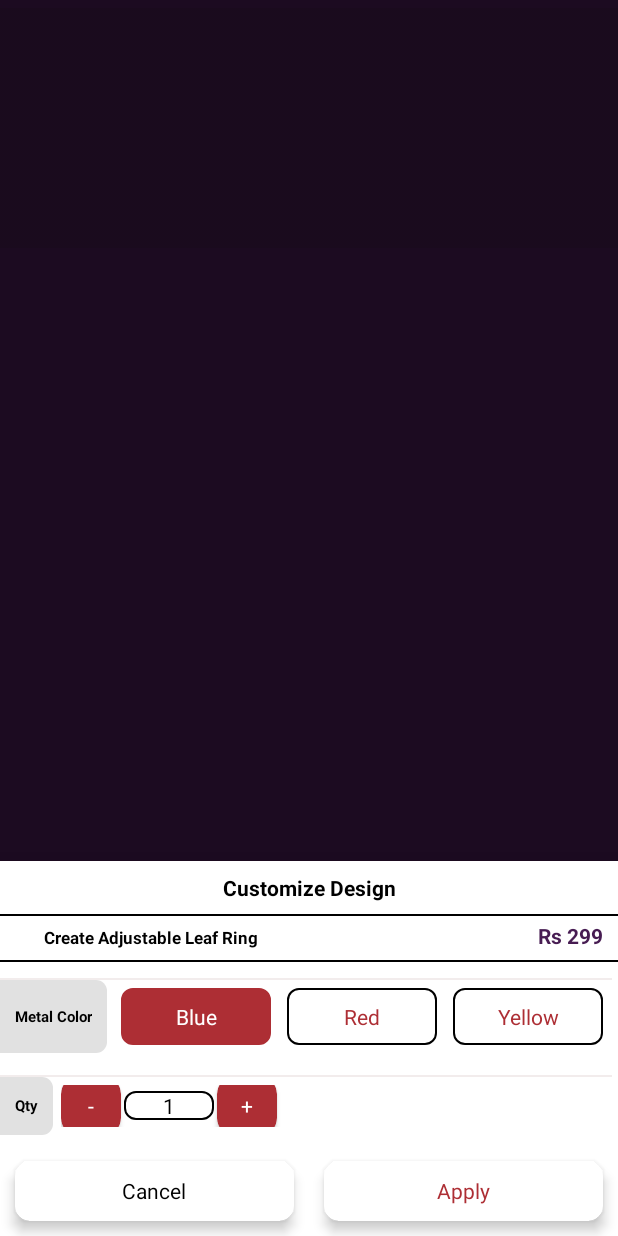
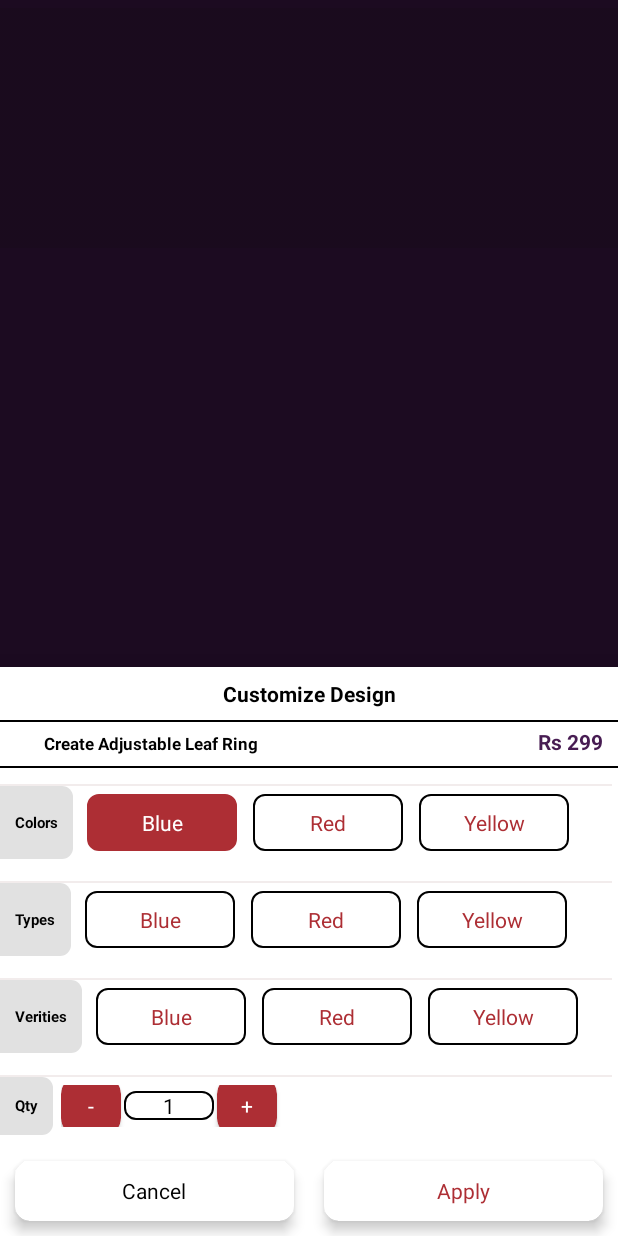
Before and after one commit to Sangharshs/Jewellery_app_n, an Android app: the fragment BottomCustomDesignFragment placed in its activity, after a tap on "Blue", on a phone screen of 412 x 824 dp. Run offline under Robolectric (Android 15) with nearby library versions, the phone set to English and light mode, and no system bars; pictures from the network do not load; 1 other tap on this screen came first.

```diff
--- a/app/build.gradle
+++ b/app/build.gradle
@@ -61,6 +61,7 @@ dependencies {
 
     implementation 'org.imaginativeworld.whynotimagecarousel:whynotimagecarousel:2.0.5'
     implementation 'com.davemorrissey.labs:subsampling-scale-image-view-androidx:3.10.0'
+    implementation 'com.github.MikeOrtiz:TouchImageView:1.4.1'
 
 
 }
--- a/app/src/main/java/com/example/jewelleryapp/BottomCustomDesignFragment.java
+++ b/app/src/main/java/com/example/jewelleryapp/BottomCustomDesignFragment.java
@@ -7,34 +7,42 @@ import androidx.fragment.app.Fragment;
 import androidx.recyclerview.widget.LinearLayoutManager;
 import androidx.recyclerview.widget.RecyclerView;
 
+import android.util.Log;
 import android.view.LayoutInflater;
 import android.view.View;
 import android.view.ViewGroup;
+import android.widget.ArrayAdapter;
 import android.widget.Button;
 import android.widget.TextView;
+import android.widget.Toast;
 
 import com.example.jewelleryapp.CustmizedProjects.Models.CustomD_Model;
+import com.example.jewelleryapp.CustmizedProjects.Models.CustomDesItemsAdapter;
 import com.example.jewelleryapp.CustmizedProjects.Models.CustomDesignAdapter;
 import com.example.jewelleryapp.CustmizedProjects.Models.P_SpecificationModel;
+import com.example.jewelleryapp.Model.SelectedData;
 import com.google.android.material.bottomsheet.BottomSheetDialogFragment;
 
 import java.util.ArrayList;
 import java.util.List;
 
-public class BottomCustomDesignFragment extends BottomSheetDialogFragment {
+public class BottomCustomDesignFragment extends BottomSheetDialogFragment implements CustomDesItemsAdapter.ItemClickListener {
 
     public static BottomCustomDesignFragment newInstance() {
         return new BottomCustomDesignFragment();
     }
 
-
+    ArrayList<String> listItem = new ArrayList<>();
+    ArrayAdapter<String> adapter;
     List<CustomD_Model> customD_modelList;
     List<P_SpecificationModel> p_specificationModelsList;
     RecyclerView recyclerView;
     View v;
     CardView increaseBtn,decreaseBtn;
     TextView quantityTextView;
+    CardView applyCardView;
     int productQuantity;
+
     @Override
     public View onCreateView(LayoutInflater inflater, ViewGroup container,
                              Bundle savedInstanceState) {
@@ -46,20 +54,24 @@ public class BottomCustomDesignFragment extends BottomSheetDialogFragment {
     }
 
     private void loadItems() {
+
+        adapter = new ArrayAdapter<String>(v.getContext(),android.R.layout.simple_list_item_1,listItem);
+
+
         LinearLayoutManager linearLayoutManager = new LinearLayoutManager(v.getContext());
         recyclerView.setLayoutManager(linearLayoutManager);
 
         customD_modelList = new ArrayList<>();
-        customD_modelList.add(new CustomD_Model("Metal Color",1));
 
-        p_specificationModelsList = new ArrayList<>();
-        p_specificationModelsList.add(new P_SpecificationModel("Blue",1));
-        p_specificationModelsList.add(new P_SpecificationModel("Red",2));
-        p_specificationModelsList.add(new P_SpecificationModel("Yellow",3));
+        customD_modelList.add(new CustomD_Model("Colors",1));
+        customD_modelList.add(new CustomD_Model("Types",2));
+        customD_modelList.add(new CustomD_Model("Verities",3));
 
 
 
-        CustomDesignAdapter  customDesignAdapter = new CustomDesignAdapter(customD_modelList,p_specificationModelsList,0);
+
+
+        CustomDesignAdapter  customDesignAdapter = new CustomDesignAdapter(customD_modelList,p_specificationModelsList,0,this);
         recyclerView.setAdapter(customDesignAdapter);
 
 
@@ -70,15 +82,16 @@ public class BottomCustomDesignFragment extends BottomSheetDialogFragment {
         decreaseBtn      = v.findViewById(R.id.decreaseQuantity);
         quantityTextView = v.findViewById(R.id.quantityTextView);
         recyclerView     = v.findViewById(R.id.changePrecycler);
+        applyCardView    = v.findViewById(R.id.applyCardView);
         quantityTextView.setText("1");
     }
 
-    private void productQuantity(){
+    private void productQuantity() {
         productQuantity = 1;
         increaseBtn.setOnClickListener(new View.OnClickListener() {
             @Override
             public void onClick(View view) {
-                if(Integer.parseInt(quantityTextView.getText().toString()) <= 12){
+                if (Integer.parseInt(quantityTextView.getText().toString()) <= 12) {
                     productQuantity++;
                     quantityTextView.setText(String.valueOf(productQuantity));
                 }
@@ -87,12 +100,37 @@ public class BottomCustomDesignFragment extends BottomSheetDialogFragment {
         decreaseBtn.setOnClickListener(new View.OnClickListener() {
             @Override
             public void onClick(View view) {
-                if(Integer.parseInt(quantityTextView.getText().toString()) >= 1){
+                if (Integer.parseInt(quantityTextView.getText().toString()) >= 1) {
                     productQuantity--;
                     quantityTextView.setText(String.valueOf(productQuantity));
                 }
             }
         });
 
+        applyCardView.setOnClickListener(new View.OnClickListener() {
+            @Override
+            public void onClick(View v) {
+
+                for(int i=0;i<=listItem.size();i++) {
+                    try {
+                        Log.e("Data Id", String.valueOf(listItem.get(i).toString()));
+                    }catch (IndexOutOfBoundsException e){
+                        e.printStackTrace();
+                    }
+                }
+                Toast.makeText(v.getContext(), String.valueOf(listItem.size()), Toast.LENGTH_SHORT).show();
+            }
+        });
+    }
+
+    @Override
+    public void OnItemClick(int idsList, int selectedItemPos) {
+        listItem.add(String.valueOf(idsList+","+selectedItemPos));
+        adapter.notifyDataSetChanged();
+
+        Toast.makeText(v.getContext(), String.valueOf(listItem.size()), Toast.LENGTH_SHORT).show();
+
+
+
     }
 }
--- a/app/src/main/java/com/example/jewelleryapp/CustmizedProjects/Models/CustomDesItemsAdapter.java
+++ b/app/src/main/java/com/example/jewelleryapp/CustmizedProjects/Models/CustomDesItemsAdapter.java
@@ -13,8 +13,13 @@ import android.widget.Toast;
 import androidx.annotation.NonNull;
 import androidx.recyclerview.widget.RecyclerView;
 
+import com.example.jewelleryapp.Adapters.AddressAdapter;
+import com.example.jewelleryapp.Adapters.CategoryAdapter;
+import com.example.jewelleryapp.Model.CategoryData;
+import com.example.jewelleryapp.Model.SelectedData;
 import com.example.jewelleryapp.R;
 
+import java.util.ArrayList;
 import java.util.List;
 
 public class CustomDesItemsAdapter extends RecyclerView.Adapter<CustomDesItemsAdapter.vholder> {
@@ -22,11 +27,16 @@ public class CustomDesItemsAdapter extends RecyclerView.Adapter<CustomDesItemsAd
     private int id;
     int  selectedItemPos = -1;
     int lastItemSelectedPos = -1;
-
-
-    public CustomDesItemsAdapter(List<P_SpecificationModel> p_specificationModelList,int id) {
+    int idsList;
+    private ItemClickListener clickListener;
+    private List<SelectedData> selectedDataList = new ArrayList<>();
+    private  SelectedData selectedData;
+    int i=-1;
+    public CustomDesItemsAdapter(List<P_SpecificationModel> p_specificationModelList,int id,int idsList,ItemClickListener clickListener) {
         this.p_specificationModelList = p_specificationModelList;
         this.id = id;
+        this.idsList = idsList;
+        this.clickListener = clickListener;
         notifyDataSetChanged();
     }
 
@@ -40,31 +50,32 @@ public class CustomDesItemsAdapter extends RecyclerView.Adapter<CustomDesItemsAd
     @SuppressLint("UseCompatLoadingForDrawables")
     @Override
     public void onBindViewHolder(@NonNull vholder holder, final @SuppressLint("RecyclerView") int position) {
-      holder.textView.setText(p_specificationModelList.get(position).getProductSpecificationName());
-
+       holder.textView.setText(p_specificationModelList.get(position).getProductSpecificationName());
 
       holder.itemView.setOnClickListener(new View.OnClickListener() {
           @SuppressLint("ResourceAsColor")
           @Override
           public void onClick(View view) {
 
-
               selectedItemPos = position;
-              if(lastItemSelectedPos == -1) {
+              if (lastItemSelectedPos == -1) {
                   notifyItemChanged(lastItemSelectedPos);
                   lastItemSelectedPos = selectedItemPos;
-              }
-              else {
+              } else {
                   notifyItemChanged(lastItemSelectedPos);
                   lastItemSelectedPos = selectedItemPos;
+
               }
               notifyItemChanged(selectedItemPos);
+
+
+              clickListener.OnItemClick(idsList,selectedItemPos);
+
           }
       });
 
 
-        Log.e("SELECTED_ITEM",String.valueOf(selectedItemPos));
-        Log.e("LAST_SELECTED_ITEM",String.valueOf(lastItemSelectedPos));
+
 
         if(position!=selectedItemPos){
             holder.linearLayout.setBackground(holder.itemView.getResources().getDrawable(R.drawable.round_border));
@@ -80,11 +91,15 @@ public class CustomDesItemsAdapter extends RecyclerView.Adapter<CustomDesItemsAd
         }
 
     }
-    public P_SpecificationModel getSelected() {
-        if (selectedItemPos != -1) {
-            return p_specificationModelList.get(selectedItemPos);
+    public ArrayList<SelectedData> getSelectedModelList() {
+        ArrayList<SelectedData> selectedStocksList = new ArrayList<>();
+        for (SelectedData stockModel : selectedDataList) {
+            if (stockModel.isSelected) {
+                selectedStocksList.add(stockModel);
+                //Toast.makeText(context, String.valueOf(selectedStocksList.size()), Toast.LENGTH_SHORT).show();
+            }
         }
-        return null;
+        return selectedStocksList;
     }
 
 
@@ -105,5 +120,11 @@ public class CustomDesItemsAdapter extends RecyclerView.Adapter<CustomDesItemsAd
         }
     }
 
+    public interface ItemClickListener{
+
+        public void OnItemClick(int idslist,int selectedItemPos);
+
+    }
+
 
 }
--- a/app/src/main/java/com/example/jewelleryapp/CustmizedProjects/Models/CustomDesignAdapter.java
+++ b/app/src/main/java/com/example/jewelleryapp/CustmizedProjects/Models/CustomDesignAdapter.java
@@ -14,18 +14,21 @@ import androidx.recyclerview.widget.RecyclerView;
 import com.example.jewelleryapp.R;
 import com.example.jewelleryapp.databinding.ProductSpecificationModelItemBinding;
 
+import java.util.ArrayList;
 import java.util.List;
 
 public class CustomDesignAdapter extends RecyclerView.Adapter<CustomDesignAdapter.viewHolder>{
     private List<CustomD_Model> customD_modelList;
     private List<P_SpecificationModel> p_specificationModels;
     private int id;
+    private CustomDesItemsAdapter.ItemClickListener itemClickListener;
 
 
-    public CustomDesignAdapter(List<CustomD_Model> customD_modelList, List<P_SpecificationModel> p_specificationModels,int id) {
+    public CustomDesignAdapter(List<CustomD_Model> customD_modelList, List<P_SpecificationModel> p_specificationModels,int id,CustomDesItemsAdapter.ItemClickListener itemClickListener) {
         this.customD_modelList = customD_modelList;
         this.p_specificationModels = p_specificationModels;
         this.id = id;
+        this.itemClickListener = itemClickListener;
     }
 
     @NonNull
@@ -38,19 +41,26 @@ public class CustomDesignAdapter extends RecyclerView.Adapter<CustomDesignAdapte
     @Override
     public void onBindViewHolder(@NonNull viewHolder holder, @SuppressLint("RecyclerView") int position) {
 
+        int idsList = customD_modelList.get(position).getId();
+
         holder.textView.setText(customD_modelList.get(position).getDesignName());
-        CustomDesItemsAdapter customDesItemsAdapter = new CustomDesItemsAdapter(p_specificationModels,id);
+
+        p_specificationModels = new ArrayList<>();
+
+        p_specificationModels.add(new P_SpecificationModel("Blue",1));
+        p_specificationModels.add(new P_SpecificationModel("Red",2));
+        p_specificationModels.add(new P_SpecificationModel("Yellow",3));
+
+        CustomDesItemsAdapter customDesItemsAdapter = new CustomDesItemsAdapter(p_specificationModels,id,idsList,itemClickListener);
         holder.productSpecificationDesignRecycler.setAdapter(customDesItemsAdapter);
 
         holder.itemView.setOnClickListener(new View.OnClickListener() {
             @Override
             public void onClick(View view) {
-
                 Toast.makeText(view.getContext(), String.valueOf(customD_modelList.get(position).getId()), Toast.LENGTH_SHORT).show();
-
-
             }
         });
+
     }
 
     @Override
--- a/app/src/main/res/layout/fragment_bottom_custom_design.xml
+++ b/app/src/main/res/layout/fragment_bottom_custom_design.xml
@@ -208,6 +208,7 @@
         </androidx.cardview.widget.CardView>
 
         <androidx.cardview.widget.CardView
+            android:id="@+id/applyCardView"
             android:layout_margin="10dp"
             app:cardElevation="5dp"
             android:elevation="5dp"
```
Also changed, not shown: app/src/main/java/com/example/jewelleryapp/Adapters/ProductImagesAdapter.java (+15 -3 lines), app/src/main/java/com/example/jewelleryapp/Fragments/ViewfullscreenImagesFragment.java (+18 -8 lines), app/src/main/java/com/example/jewelleryapp/Retrofit/ApiInterface.java (+4 -3 lines), app/src/main/res/layout/fragment_viewfullscreen_images.xml (+5 -4 lines).
